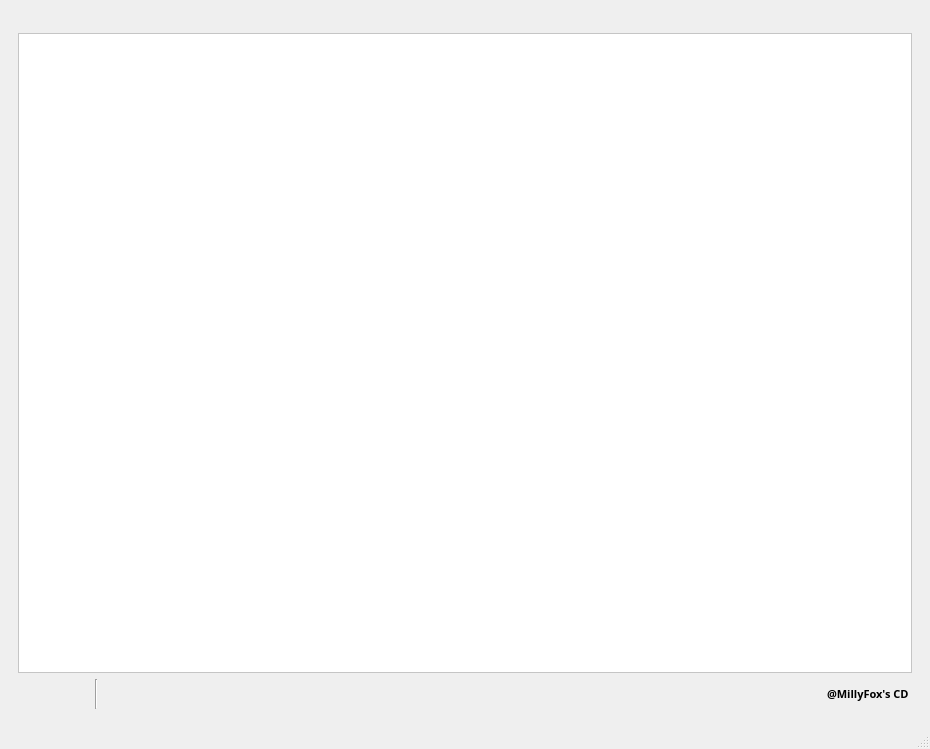
Qt form res/main.ui (programmister68/Lab_work_11_2022) before a commit.
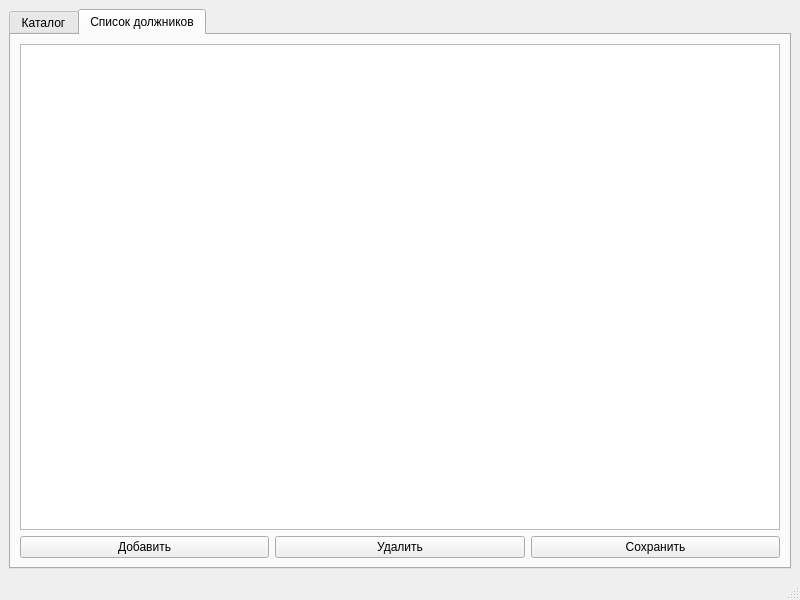
The same form after that commit. Icons and pictures are not drawn.

What changed in the file:
```diff
--- a/res/main.ui
+++ b/res/main.ui
@@ -6,244 +6,50 @@
    <rect>
     <x>0</x>
     <y>0</y>
-    <width>930</width>
-    <height>749</height>
+    <width>800</width>
+    <height>600</height>
    </rect>
   </property>
   <property name="windowTitle">
    <string>MainWindow</string>
   </property>
   <widget class="QWidget" name="centralwidget">
-   <layout class="QHBoxLayout" name="horizontalLayout">
+   <layout class="QVBoxLayout" name="verticalLayout">
     <item>
-     <widget class="QStackedWidget" name="stackedWidget">
-      <property name="font">
-       <font>
-        <family>Nunito SemiBold</family>
-        <weight>75</weight>
-        <bold>true</bold>
-       </font>
-      </property>
+     <widget class="QTabWidget" name="CD_catalog">
       <property name="currentIndex">
-       <number>0</number>
+       <number>1</number>
       </property>
-      <widget class="QWidget" name="page_1_add_data">
+      <widget class="QWidget" name="CD">
+       <attribute name="title">
+        <string>Каталог</string>
+       </attribute>
        <layout class="QVBoxLayout" name="verticalLayout_3">
         <item>
-         <layout class="QVBoxLayout" name="verticalLayout">
+         <layout class="QVBoxLayout" name="verticalLayout_2">
           <item>
-           <spacer name="verticalSpacer_3">
-            <property name="orientation">
-             <enum>Qt::Vertical</enum>
-            </property>
-            <property name="sizeType">
-             <enum>QSizePolicy::Fixed</enum>
-            </property>
-            <property name="sizeHint" stdset="0">
-             <size>
-              <width>20</width>
-              <height>15</height>
-             </size>
-            </property>
-           </spacer>
+           <widget class="QTableWidget" name="tableWidget"/>
           </item>
           <item>
-           <widget class="QTableWidget" name="tableWidget">
-            <property name="font">
-             <font>
-              <family>Nunito Medium</family>
-             </font>
-            </property>
-            <property name="styleSheet">
-             <string notr="true">background-color: rgb(255, 255, 255);</string>
-            </property>
-           </widget>
-          </item>
-          <item>
-           <layout class="QHBoxLayout" name="horizontalLayout_3">
+           <layout class="QHBoxLayout" name="horizontalLayout">
             <item>
              <widget class="QPushButton" name="pushButton_3">
-              <property name="sizePolicy">
-               <sizepolicy hsizetype="Fixed" vsizetype="Fixed">
-                <horstretch>0</horstretch>
-                <verstretch>0</verstretch>
-               </sizepolicy>
-              </property>
-              <property name="maximumSize">
-               <size>
-                <width>300</width>
-                <height>30</height>
-               </size>
-              </property>
-              <property name="font">
-               <font>
-                <family>Nunito SemiBold</family>
-                <pointsize>8</pointsize>
-                <weight>75</weight>
-                <bold>true</bold>
-               </font>
-              </property>
-              <property name="cursor">
-               <cursorShape>PointingHandCursor</cursorShape>
-              </property>
-              <property name="styleSheet">
-               <string notr="true">color: rgb(243, 243, 243);
-background-color: transparent;
-border-color: rgb(0,0,0);
-border-radius: 8px; 
-alternate-background-color: rgb(0, 136, 0);
-selection-background-color: rgb(0, 136, 0);</string>
-              </property>
               <property name="text">
-               <string/>
-              </property>
-              <property name="icon">
-               <iconset>
-                <normaloff>add.png</normaloff>add.png</iconset>
-              </property>
-              <property name="iconSize">
-               <size>
-                <width>48</width>
-                <height>28</height>
-               </size>
+               <string>Добавить диск</string>
               </property>
              </widget>
             </item>
-            <item>
-             <spacer name="horizontalSpacer_3">
-              <property name="orientation">
-               <enum>Qt::Horizontal</enum>
-              </property>
-              <property name="sizeType">
-               <enum>QSizePolicy::Fixed</enum>
-              </property>
-              <property name="sizeHint" stdset="0">
-               <size>
-                <width>3</width>
-                <height>20</height>
-               </size>
-              </property>
-             </spacer>
-            </item>
             <item>
              <widget class="QPushButton" name="pushButton">
-              <property name="maximumSize">
-               <size>
-                <width>450</width>
-                <height>30</height>
-               </size>
-              </property>
-              <property name="font">
-               <font>
-                <family>Nunito SemiBold</family>
-                <pointsize>8</pointsize>
-                <weight>75</weight>
-                <bold>true</bold>
-               </font>
-              </property>
-              <property name="styleSheet">
-               <string notr="true">color: rgb(243, 243, 243);
-background-color: transparent;
-border-radius: 8px;
-</string>
-              </property>
               <property name="text">
-               <string/>
+               <string>Удалить диск</string>
               </property>
-              <property name="icon">
-               <iconset>
-                <normaloff>delete.png</normaloff>delete.png</iconset>
-              </property>
-              <property name="iconSize">
-               <size>
-                <width>48</width>
-                <height>30</height>
-               </size>
-              </property>
              </widget>
             </item>
             <item>
-             <widget class="Line" name="line">
-              <property name="orientation">
-               <enum>Qt::Vertical</enum>
-              </property>
-             </widget>
-            </item>
-            <item>
-             <widget class="QPushButton" name="pushButton_2">
-              <property name="maximumSize">
-               <size>
-                <width>450</width>
-                <height>30</height>
-               </size>
-              </property>
-              <property name="font">
-               <font>
-                <family>Nunito SemiBold</family>
-                <pointsize>8</pointsize>
-                <weight>75</weight>
-                <bold>true</bold>
-               </font>
-              </property>
-              <property name="styleSheet">
-               <string notr="true">color: rgb(243, 243, 243);
-background-color: transparent;
-border-radius: 8px;
-</string>
-              </property>
+             <widget class="QPushButton" name="pushButton_4">
               <property name="text">
-               <string/>
-              </property>
-              <property name="icon">
-               <iconset>
-                <normaloff>save.png</normaloff>save.png</iconset>
-              </property>
-              <property name="iconSize">
-               <size>
-                <width>48</width>
-                <height>26</height>
-               </size>
-              </property>
-             </widget>
-            </item>
-            <item>
-             <spacer name="horizontalSpacer">
-              <property name="orientation">
-               <enum>Qt::Horizontal</enum>
-              </property>
-              <property name="sizeHint" stdset="0">
-               <size>
-                <width>40</width>
-                <height>30</height>
-               </size>
-              </property>
-             </spacer>
-            </item>
-            <item>
-             <widget class="QLabel" name="label_2">
-              <property name="text">
-               <string/>
-              </property>
-              <property name="pixmap">
-               <pixmap>milly_fox.png</pixmap>
-              </property>
-             </widget>
-            </item>
-            <item>
-             <widget class="QLabel" name="label">
-              <property name="font">
-               <font>
-                <family>Nunito SemiBold</family>
-                <pointsize>8</pointsize>
-                <weight>75</weight>
-                <bold>true</bold>
-               </font>
-              </property>
-              <property name="styleSheet">
-               <string notr="true"/>
-              </property>
-              <property name="text">
-               <string>@MillyFox's CD </string>
+               <string>Сохранить</string>
               </property>
              </widget>
             </item>
@@ -253,80 +59,36 @@
         </item>
        </layout>
       </widget>
-      <widget class="QWidget" name="page_2_list_debtors">
+      <widget class="QWidget" name="Theaters">
+       <attribute name="title">
+        <string>Список должников</string>
+       </attribute>
        <layout class="QVBoxLayout" name="verticalLayout_5">
         <item>
          <layout class="QVBoxLayout" name="verticalLayout_4">
           <item>
-           <spacer name="verticalSpacer_2">
-            <property name="orientation">
-             <enum>Qt::Vertical</enum>
-            </property>
-            <property name="sizeType">
-             <enum>QSizePolicy::Fixed</enum>
-            </property>
-            <property name="sizeHint" stdset="0">
-             <size>
-              <width>20</width>
-              <height>15</height>
-             </size>
-            </property>
-           </spacer>
-          </item>
-          <item>
-           <widget class="QTableWidget" name="tableWidget_2">
-            <property name="font">
-             <font>
-              <family>Nunito Medium</family>
-              <weight>50</weight>
-              <bold>false</bold>
-             </font>
-            </property>
-           </widget>
+           <widget class="QTableWidget" name="tableWidget_2"/>
           </item>
           <item>
            <layout class="QHBoxLayout" name="horizontalLayout_2">
             <item>
              <widget class="QPushButton" name="pushButton_6">
               <property name="text">
-               <string>PushButton</string>
+               <string>Добавить</string>
+              </property>
+             </widget>
+            </item>
+            <item>
+             <widget class="QPushButton" name="pushButton_2">
+              <property name="text">
+               <string>Удалить</string>
               </property>
              </widget>
             </item>
             <item>
              <widget class="QPushButton" name="pushButton_5">
               <property name="text">
-               <string>PushButton</string>
-              </property>
-             </widget>
-            </item>
-            <item>
-             <spacer name="horizontalSpacer_2">
-              <property name="orientation">
-               <enum>Qt::Horizontal</enum>
-              </property>
-              <property name="sizeHint" stdset="0">
-               <size>
-                <width>40</width>
-                <height>20</height>
-               </size>
-              </property>
-             </spacer>
-            </item>
-            <item>
-             <widget class="QLabel" name="label_4">
-              <property name="text">
-               <string/>
-              </property>
-              <property name="pixmap">
-               <pixmap>milly_fox.png</pixmap>
-              </property>
-             </widget>
-            </item>
-            <item>
-             <widget class="QLabel" name="label_3">
-              <property name="text">
-               <string>@MillyFox's CD</string>
+               <string>Сохранить</string>
               </property>
              </widget>
             </item>
@@ -336,12 +98,6 @@
         </item>
        </layout>
       </widget>
-      <widget class="QWidget" name="page_3">
-       <property name="enabled">
-        <bool>false</bool>
-       </property>
-       <layout class="QVBoxLayout" name="verticalLayout_6"/>
-      </widget>
      </widget>
     </item>
    </layout>
@@ -351,7 +107,7 @@
     <rect>
      <x>0</x>
      <y>0</y>
-     <width>930</width>
+     <width>800</width>
      <height>26</height>
     </rect>
    </property>
```
